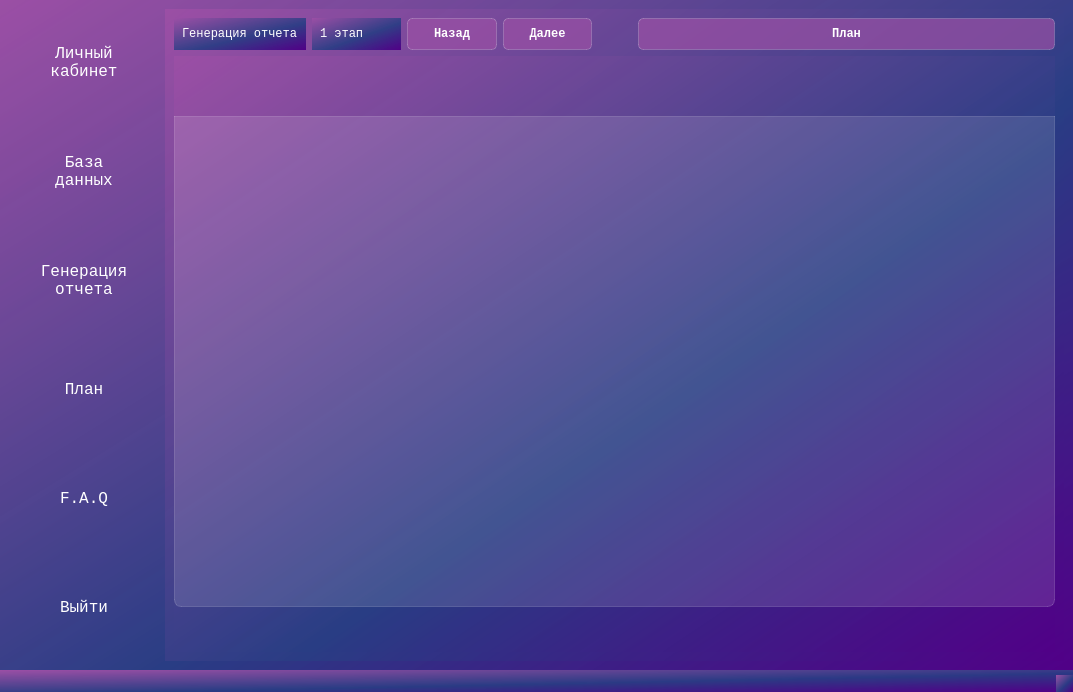
Above: View/workspace_com.ui from AncharGilgamesh/Program-P before the change. Below: the same form after it.
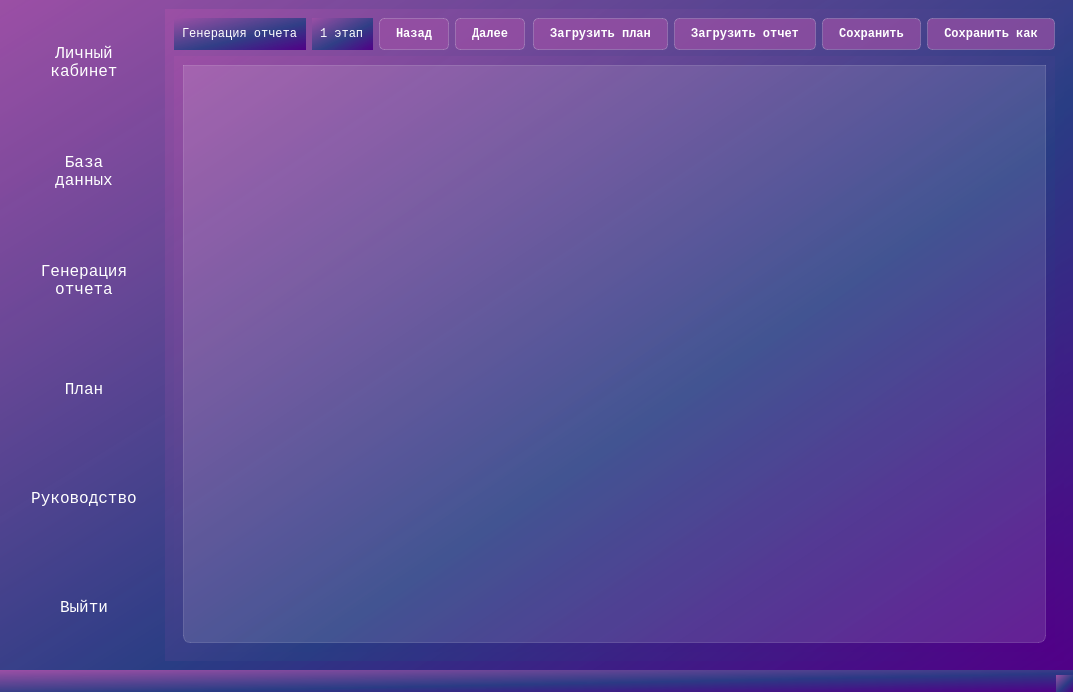
That is the form after the change. The open tabs and pages were chosen to show the change. Icons and pictures are not drawn.

What changed in the file:
```diff
--- a/View/workspace_com.ui
+++ b/View/workspace_com.ui
@@ -250,7 +250,7 @@
 font-family: Consolas;</string>
         </property>
         <property name="text">
-         <string>F.A.Q</string>
+         <string>Руководство</string>
         </property>
         <property name="icon">
          <iconset resource="res_rc.qrc">
@@ -618,7 +618,28 @@
 }</string>
               </property>
               <property name="text">
-               <string>План</string>
+               <string>Загрузить план</string>
+              </property>
+             </widget>
+            </item>
+            <item>
+             <widget class="QPushButton" name="pushButton">
+              <property name="text">
+               <string>Загрузить отчет</string>
+              </property>
+             </widget>
+            </item>
+            <item>
+             <widget class="QPushButton" name="otchSavePushButton">
+              <property name="text">
+               <string>Сохранить</string>
+              </property>
+             </widget>
+            </item>
+            <item>
+             <widget class="QPushButton" name="otchSaveAsPushButton">
+              <property name="text">
+               <string>Сохранить как</string>
               </property>
              </widget>
             </item>
@@ -822,17 +843,11 @@
            </layout>
           </widget>
           <widget class="QWidget" name="page_5">
-           <widget class="QTableView" name="otchFivethTableView">
-            <property name="geometry">
-             <rect>
-              <x>0</x>
-              <y>60</y>
-              <width>881</width>
-              <height>491</height>
-             </rect>
-            </property>
-            <property name="styleSheet">
-             <string notr="true">QTableView {
+           <layout class="QVBoxLayout" name="verticalLayout_11">
+            <item>
+             <widget class="QTableView" name="otchFivethTableView">
+              <property name="styleSheet">
+               <string notr="true">QTableView {
     background-color: rgba(255, 255, 255, 30);
     border: 1px solid rgba(255, 255, 255, 40);
     border-bottom-right-radius: 7px;
@@ -859,8 +874,10 @@
         background-color: #333333;
         color: white;
     }</string>
-            </property>
-           </widget>
+              </property>
+             </widget>
+            </item>
+           </layout>
           </widget>
           <widget class="QWidget" name="page_6">
            <layout class="QVBoxLayout" name="verticalLayout_7">
```
Left out of the diff: 15 changed lines with no effect on the pictures.
